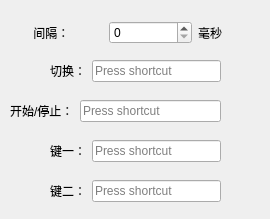
The window that src/widget.ui (imlinhanchao/KeyGenius) describes before a commit, drawn with Qt 5.
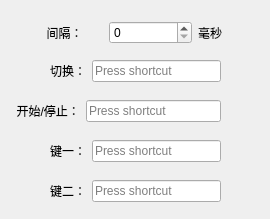
The same window after the commit.

What changed in the file:
```diff
--- a/src/widget.ui
+++ b/src/widget.ui
@@ -76,7 +76,7 @@
     <item row="0" column="0">
      <widget class="QLabel" name="label__start">
       <property name="text">
-       <string>开始/停止：</string>
+       <string>  开始/停止：</string>
       </property>
       <property name="buddy">
        <cstring>keySequence_start</cstring>
@@ -126,7 +126,7 @@
     <item>
      <widget class="QLabel" name="label_interval">
       <property name="text">
-       <string>    间隔：</string>
+       <string>        间隔：</string>
       </property>
       <property name="buddy">
        <cstring>spinBox_interval</cstring>
```
